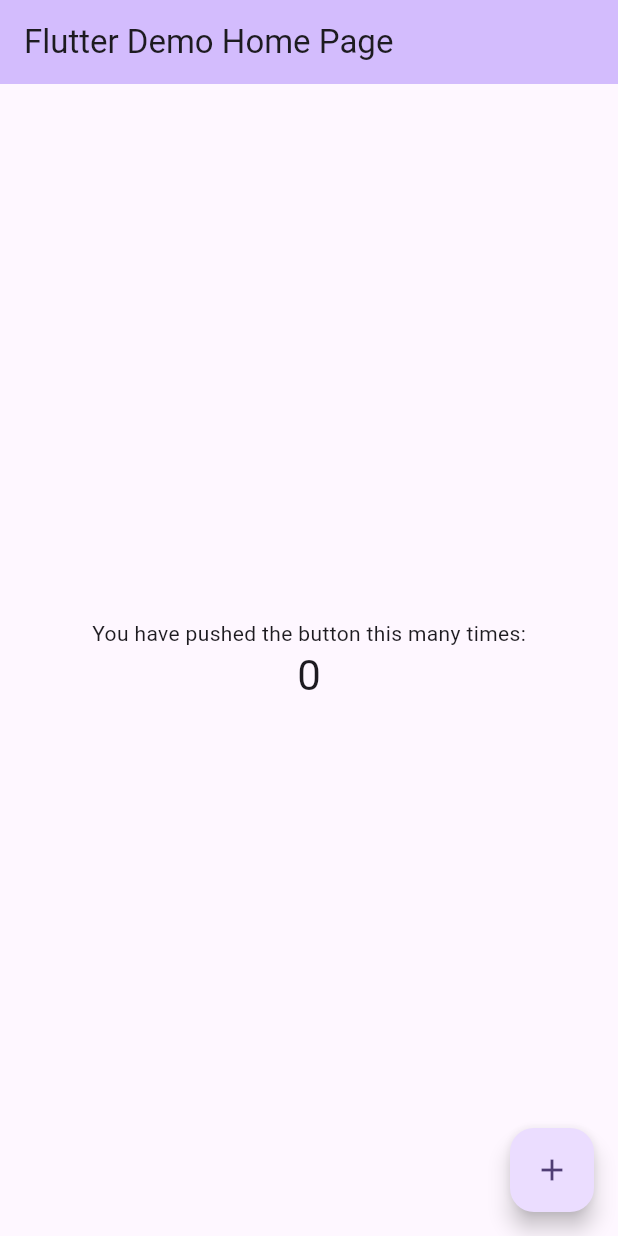
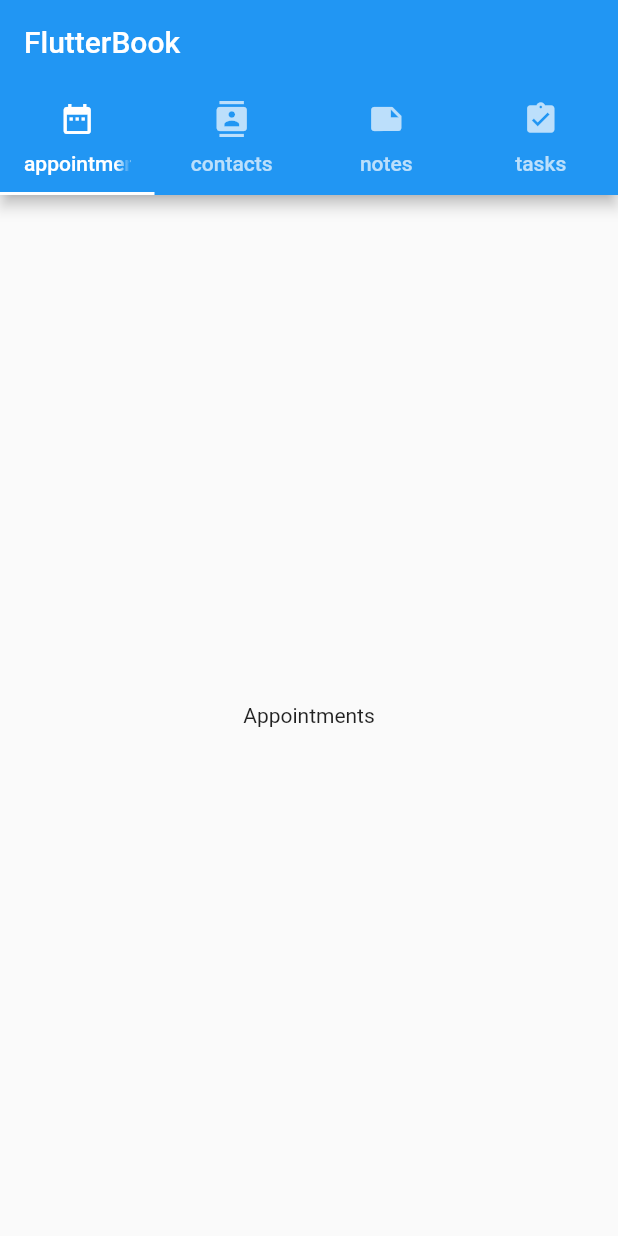
Before and after one commit to kkipngenokoech/FlutterBook, a Flutter app: the screen it shows after launch, on a phone screen of 412 x 824 dp. Run offline on Flutter 3.47's test engine with Material 2 defaults, Android fonts, the phone set to English and light mode, and no system bars.

```diff
--- a/lib/main.dart
+++ b/lib/main.dart
@@ -1,125 +1,64 @@
 import 'package:flutter/material.dart';
 
 void main() {
-  runApp(const MyApp());
+  runApp(const FlutterBookWidget());
 }
 
-class MyApp extends StatelessWidget {
-  const MyApp({super.key});
 
-  // This widget is the root of your application.
+
+class FlutterBookWidget extends StatelessWidget {
+  const FlutterBookWidget({super.key});
+
   @override
   Widget build(BuildContext context) {
     return MaterialApp(
-      title: 'Flutter Demo',
-      theme: ThemeData(
-        // This is the theme of your application.
-        //
-        // TRY THIS: Try running your application with "flutter run". You'll see
-        // the application has a blue toolbar. Then, without quitting the app,
-        // try changing the seedColor in the colorScheme below to Colors.green
-        // and then invoke "hot reload" (save your changes or press the "hot
-        // reload" button in a Flutter-supported IDE, or press "r" if you used
-        // the command line to start the app).
-        //
-        // Notice that the counter didn't reset back to zero; the application
-        // state is not lost during the reload. To reset the state, use hot
-        // restart instead.
-        //
-        // This works for code too, not just values: Most code changes can be
-        // tested with just a hot reload.
-        colorScheme: ColorScheme.fromSeed(seedColor: Colors.deepPurple),
-        useMaterial3: true,
-      ),
-      home: const MyHomePage(title: 'Flutter Demo Home Page'),
+      home: DefaultTabController(
+        length: 4,
+        child: Scaffold(
+          appBar: AppBar(
+            title: const Text("FlutterBook"),
+            bottom: const TabBar(
+              tabs: [
+                Tab(
+                  icon: Icon(Icons.date_range),
+                  text: "appointments",
+                ),
+                Tab(
+                  icon: Icon(Icons.contacts),
+                  text: "contacts",
+                ),
+                Tab(
+                  icon: Icon(Icons.note),
+                  text: "notes",
+                ),
+                Tab(
+                  icon: Icon(Icons.assignment_turned_in),
+                  text: "tasks",
+                )
+              ],
+            ),
+          ),
+          body: const Center(
+          child: TabBarView(
+            children: [
+              Center(
+                child: Text("Appointments"),
+              ),
+              Center(
+                child: Text("contacts"),
+              ),
+              Center(
+                child: Text("notes"),
+              ),
+              Center(
+                child: Text("tasks"),
+              )
+            ]
+            ),
+          )
+
+        )
+      )
     );
   }
 }
-
-class MyHomePage extends StatefulWidget {
-  const MyHomePage({super.key, required this.title});
-
-  // This widget is the home page of your application. It is stateful, meaning
-  // that it has a State object (defined below) that contains fields that affect
-  // how it looks.
-
-  // This class is the configuration for the state. It holds the values (in this
-  // case the title) provided by the parent (in this case the App widget) and
-  // used by the build method of the State. Fields in a Widget subclass are
-  // always marked "final".
-
-  final String title;
-
-  @override
-  State<MyHomePage> createState() => _MyHomePageState();
-}
-
-class _MyHomePageState extends State<MyHomePage> {
-  int _counter = 0;
-
-  void _incrementCounter() {
-    setState(() {
-      // This call to setState tells the Flutter framework that something has
-      // changed in this State, which causes it to rerun the build method below
-      // so that the display can reflect the updated values. If we changed
-      // _counter without calling setState(), then the build method would not be
-      // called again, and so nothing would appear to happen.
-      _counter++;
-    });
-  }
-
-  @override
-  Widget build(BuildContext context) {
-    // This method is rerun every time setState is called, for instance as done
-    // by the _incrementCounter method above.
-    //
-    // The Flutter framework has been optimized to make rerunning build methods
-    // fast, so that you can just rebuild anything that needs updating rather
-    // than having to individually change instances of widgets.
-    return Scaffold(
-      appBar: AppBar(
-        // TRY THIS: Try changing the color here to a specific color (to
-        // Colors.amber, perhaps?) and trigger a hot reload to see the AppBar
-        // change color while the other colors stay the same.
-        backgroundColor: Theme.of(context).colorScheme.inversePrimary,
-        // Here we take the value from the MyHomePage object that was created by
-        // the App.build method, and use it to set our appbar title.
-        title: Text(widget.title),
-      ),
-      body: Center(
-        // Center is a layout widget. It takes a single child and positions it
-        // in the middle of the parent.
-        child: Column(
-          // Column is also a layout widget. It takes a list of children and
-          // arranges them vertically. By default, it sizes itself to fit its
-          // children horizontally, and tries to be as tall as its parent.
-          //
-          // Column has various properties to control how it sizes itself and
-          // how it positions its children. Here we use mainAxisAlignment to
-          // center the children vertically; the main axis here is the vertical
-          // axis because Columns are vertical (the cross axis would be
-          // horizontal).
-          //
-          // TRY THIS: Invoke "debug painting" (choose the "Toggle Debug Paint"
-          // action in the IDE, or press "p" in the console), to see the
-          // wireframe for each widget.
-          mainAxisAlignment: MainAxisAlignment.center,
-          children: <Widget>[
-            const Text(
-              'You have pushed the button this many times:',
-            ),
-            Text(
-              '$_counter',
-              style: Theme.of(context).textTheme.headlineMedium,
-            ),
-          ],
-        ),
-      ),
-      floatingActionButton: FloatingActionButton(
-        onPressed: _incrementCounter,
-        tooltip: 'Increment',
-        child: const Icon(Icons.add),
-      ), // This trailing comma makes auto-formatting nicer for build methods.
-    );
-  }
-}
```
Also changed, not shown: pubspec.yaml (+9 -73 lines), pubspec.lock, 6 other files.
